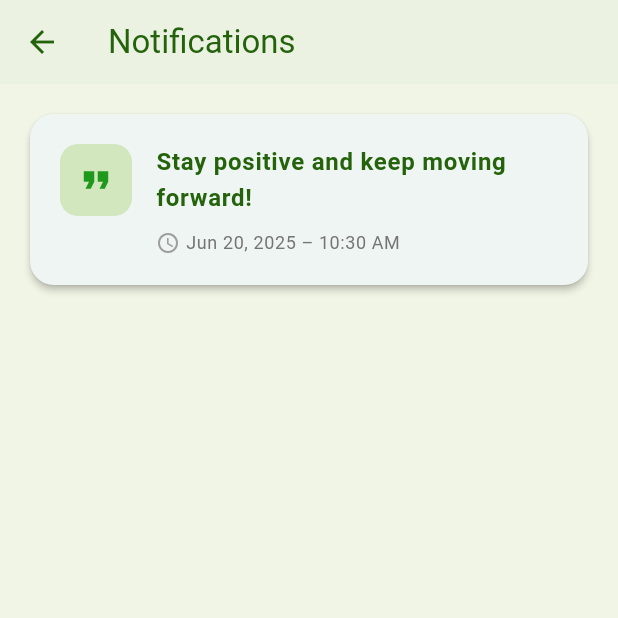
After one commit to lewshubei/mobileApplication, a Flutter app: the screen it shows once a user with an empty profile is signed in, after a tap on the "notifications" icon, on a phone screen of 412 x 824 dp, the top half of it. The commit adds this screen. Run offline on Flutter 3.47's test engine with Material 3 defaults, Android fonts, the phone set to English and light mode, and no system bars; our stand-ins replace cloud_firestore, file_picker, firebase_auth, firebase_core, fl_chart, flutter_dotenv and 8 more; accounts and stored records are empty; network calls fail; Roboto replaces fonts that are missing (Poppins).

Commit message:
motivational quotes with api and notification page

```diff
--- /dev/null
+++ b/lib/pages/notification_page.dart
@@ -0,0 +1,158 @@
+import 'package:flutter/material.dart';
+import 'package:sentimo/services/notification_service.dart';
+import 'package:intl/intl.dart';
+
+class NotificationPage extends StatefulWidget {
+  const NotificationPage({Key? key}) : super(key: key);
+
+  @override
+  State<NotificationPage> createState() => _NotificationPageState();
+}
+
+class _NotificationPageState extends State<NotificationPage> {
+  List<AppNotification> _notifications = [];
+  bool _loading = true;
+
+  @override
+  void initState() {
+    super.initState();
+    _loadNotifications();
+    NotificationService().markAllAsSeen();
+  }
+
+  Future<void> _loadNotifications() async {
+    final notifs = await NotificationService().getNotifications();
+    setState(() {
+      _notifications = notifs;
+      _loading = false;
+    });
+  }
+
+  @override
+  Widget build(BuildContext context) {
+    final theme = Theme.of(context);
+    return Scaffold(
+      appBar: AppBar(
+        title: const Text('Notifications'),
+        backgroundColor: const Color.fromARGB(255, 241, 245, 229),
+        foregroundColor: const Color.fromARGB(255, 36, 99, 12),
+        elevation: 0.5,
+      ),
+      backgroundColor: const Color.fromARGB(255, 241, 245, 229),
+      body:
+          _loading
+              ? const Center(child: CircularProgressIndicator())
+              : _notifications.isEmpty
+              ? _buildEmptyState(theme)
+              : ListView.separated(
+                padding: const EdgeInsets.all(16),
+                itemCount: _notifications.length,
+                separatorBuilder: (_, __) => const SizedBox(height: 12),
+                itemBuilder: (context, index) {
+                  final notif = _notifications[index];
+                  return Card(
+                    elevation: 2,
+                    shape: RoundedRectangleBorder(
+                      borderRadius: BorderRadius.circular(16),
+                    ),
+                    child: Padding(
+                      padding: const EdgeInsets.all(20.0),
+                      child: Row(
+                        crossAxisAlignment: CrossAxisAlignment.start,
+                        children: [
+                          Container(
+                            padding: const EdgeInsets.all(10),
+                            decoration: BoxDecoration(
+                              color: const Color.fromARGB(255, 211, 231, 190),
+                              borderRadius: BorderRadius.circular(12),
+                            ),
+                            child: const Icon(
+                              Icons.format_quote,
+                              color: Color.fromARGB(255, 31, 153, 27),
+                              size: 28,
+                            ),
+                          ),
+                          const SizedBox(width: 16),
+                          Expanded(
+                            child: Column(
+                              crossAxisAlignment: CrossAxisAlignment.start,
+                              children: [
+                                Text(
+                                  notif.quote,
+                                  style: theme.textTheme.bodyLarge?.copyWith(
+                                    fontWeight: FontWeight.w600,
+                                    color: const Color.fromARGB(
+                                      255,
+                                      36,
+                                      99,
+                                      12,
+                                    ),
+                                  ),
+                                ),
+                                const SizedBox(height: 10),
+                                Row(
+                                  children: [
+                                    Icon(
+                                      Icons.access_time,
+                                      size: 16,
+                                      color: Colors.grey.shade500,
+                                    ),
+                                    const SizedBox(width: 4),
+                                    Text(
+                                      DateFormat(
+                                        'MMM dd, yyyy – hh:mm a',
+                                      ).format(notif.dateTime),
+                                      style: theme.textTheme.bodySmall
+                                          ?.copyWith(
+                                            color: Colors.grey.shade600,
+                                          ),
+                                    ),
+                                  ],
+                                ),
+                              ],
+                            ),
+                          ),
+                        ],
+                      ),
+                    ),
+                  );
+                },
+              ),
+    );
+  }
+
+  Widget _buildEmptyState(ThemeData theme) {
+    return Center(
+      child: Padding(
+        padding: const EdgeInsets.symmetric(horizontal: 32.0),
+        child: Column(
+          mainAxisAlignment: MainAxisAlignment.center,
+          children: [
+            Icon(
+              Icons.notifications_off,
+              size: 64,
+              color: Colors.purple.shade100,
+            ),
+            const SizedBox(height: 24),
+            Text(
+              'No notifications yet',
+              style: theme.textTheme.titleLarge?.copyWith(
+                color: Colors.purple.shade900,
+                fontWeight: FontWeight.bold,
+              ),
+              textAlign: TextAlign.center,
+            ),
+            const SizedBox(height: 12),
+            Text(
+              'You will receive a motivational quote here every morning at 8 AM. Stay inspired!',
+              style: theme.textTheme.bodyMedium?.copyWith(
+                color: Colors.purple.shade700,
+              ),
+              textAlign: TextAlign.center,
+            ),
+          ],
+        ),
+      ),
+    );
+  }
+}
--- a/lib/screens/home_screen.dart
+++ b/lib/screens/home_screen.dart
@@ -16,6 +16,8 @@ import 'package:sentimo/screens/login_screen.dart';
 import 'package:cloud_firestore/cloud_firestore.dart';
 import '../models/mood_entry.dart';
 import 'package:sentimo/components/student/student_forum_component.dart';
+import 'package:sentimo/services/notification_service.dart';
+import 'package:sentimo/pages/notification_page.dart';
 
 class HomeScreen extends StatefulWidget {
   const HomeScreen({super.key});
@@ -36,6 +38,9 @@ class _HomeScreenState extends State<HomeScreen> {
   bool _showPieChart = false;
   DateTime? _selectedStartDate;
   DateTime? _selectedEndDate;
+
+  String? _latestQuote;
+  bool _isFetchingQuote = false;
 
   // Mental Health Questions
   final List<Map<String, dynamic>> questions = [
@@ -81,6 +86,8 @@ class _HomeScreenState extends State<HomeScreen> {
     },
   ];
 
+  bool _hasUnseenNotifications = false;
+
   // Add these methods for Firebase operations
   Future<void> _loadMoodDataFromFirebase() async {
     final user = FirebaseAuth.instance.currentUser;
@@ -506,10 +513,29 @@ class _HomeScreenState extends State<HomeScreen> {
   @override
   void initState() {
     super.initState();
+    NotificationService().init();
+    NotificationService().scheduleDailyQuoteNotification();
+    _checkUnseenNotifications();
     // Add a small delay to ensure Firebase Auth is ready
     WidgetsBinding.instance.addPostFrameCallback((_) {
       _loadMoodDataFromFirebase();
     });
+  }
+
+  Future<void> _checkUnseenNotifications() async {
+    final hasUnseen = await NotificationService().hasUnseenNotifications();
+    if (mounted) {
+      setState(() {
+        _hasUnseenNotifications = hasUnseen;
+      });
+    }
+  }
+
+  void _openNotificationPage() async {
+    await Navigator.of(context).push(
+      MaterialPageRoute(builder: (context) => const NotificationPage()),
+    );
+    _checkUnseenNotifications();
   }
 
   @override
@@ -736,6 +762,33 @@ class _HomeScreenState extends State<HomeScreen> {
     return '${date.year}-${date.month}-${date.day}';
   }
 
+  Future<void> _showQuoteDialog() async {
+    setState(() {
+      _isFetchingQuote = true;
+    });
+    final quote = await NotificationService().fetchRandomQuote();
+    setState(() {
+      _latestQuote = quote;
+      _isFetchingQuote = false;
+    });
+    if (!mounted) return;
+    showDialog(
+      context: context,
+      builder: (context) => AlertDialog(
+        title: const Text('Motivational Quote'),
+        content: _isFetchingQuote
+            ? const SizedBox(height: 60, child: Center(child: CircularProgressIndicator()))
+            : Text(_latestQuote ?? 'No quote available.'),
+        actions: [
+          TextButton(
+            onPressed: () => Navigator.of(context).pop(),
+            child: const Text('Close'),
+          ),
+        ],
+      ),
+    );
+  }
+
   @override
   Widget build(BuildContext context) {
     return Scaffold(
@@ -757,7 +810,30 @@ class _HomeScreenState extends State<HomeScreen> {
         backgroundColor: Colors.transparent,
         foregroundColor: Colors.black87,
         actions: [
-          // Add user profile icon in the app bar
+          // Notification bell icon with badge
+          Stack(
+            children: [
+              IconButton(
+                icon: const Icon(Icons.notifications),
+                tooltip: 'Notifications',
+                onPressed: _openNotificationPage,
+              ),
+              if (_hasUnseenNotifications)
+                Positioned(
+                  right: 12,
+                  top: 12,
+                  child: Container(
+                    width: 10,
+                    height: 10,
+                    decoration: BoxDecoration(
+                      color: Colors.red,
+                      shape: BoxShape.circle,
+                    ),
+                  ),
+                ),
+            ],
+          ),
+          // User profile icon in the app bar
           IconButton(
             icon: const Icon(Icons.account_circle),
             onPressed: () => _showProfileOptions(context),
--- /dev/null
+++ b/lib/services/notification_service.dart
@@ -0,0 +1,121 @@
+import 'dart:convert';
+import 'package:flutter_local_notifications/flutter_local_notifications.dart';
+import 'package:http/http.dart' as http;
+import 'package:timezone/timezone.dart' as tz;
+import 'package:timezone/data/latest.dart' as tz;
+import 'package:shared_preferences/shared_preferences.dart';
+
+class AppNotification {
+  final String quote;
+  final DateTime dateTime;
+  final bool seen;
+
+  AppNotification({required this.quote, required this.dateTime, this.seen = false});
+
+  Map<String, dynamic> toJson() => {
+    'quote': quote,
+    'dateTime': dateTime.toIso8601String(),
+    'seen': seen,
+  };
+
+  static AppNotification fromJson(Map<String, dynamic> json) => AppNotification(
+    quote: json['quote'],
+    dateTime: DateTime.parse(json['dateTime']),
+    seen: json['seen'] ?? false,
+  );
+}
+
+class NotificationService {
+  static final NotificationService _instance = NotificationService._internal();
+  factory NotificationService() => _instance;
+  NotificationService._internal();
+
+  final FlutterLocalNotificationsPlugin flutterLocalNotificationsPlugin = FlutterLocalNotificationsPlugin();
+
+  Future<void> init() async {
+    tz.initializeTimeZones();
+    const AndroidInitializationSettings initializationSettingsAndroid =
+        AndroidInitializationSettings('@mipmap/ic_launcher');
+    const InitializationSettings initializationSettings = InitializationSettings(
+      android: initializationSettingsAndroid,
+    );
+    await flutterLocalNotificationsPlugin.initialize(initializationSettings);
+  }
+
+  Future<void> scheduleDailyQuoteNotification() async {
+    final quote = await fetchRandomQuote();
+    await _saveNotification(quote, DateTime.now());
+    await flutterLocalNotificationsPlugin.zonedSchedule(
+      0,
+      'Daily Motivation',
+      quote,
+      _nextInstanceOf8AM(),
+      const NotificationDetails(
+        android: AndroidNotificationDetails(
+          'daily_quote_channel',
+          'Daily Quotes',
+          channelDescription: 'Daily motivational quotes at 8 AM',
+          importance: Importance.max,
+          priority: Priority.high,
+        ),
+      ),
+      androidAllowWhileIdle: true,
+      uiLocalNotificationDateInterpretation:
+          UILocalNotificationDateInterpretation.absoluteTime,
+      matchDateTimeComponents: DateTimeComponents.time,
+    );
+  }
+
+  tz.TZDateTime _nextInstanceOf8AM() {
+    final tz.TZDateTime now = tz.TZDateTime.now(tz.local);
+    tz.TZDateTime scheduledDate = tz.TZDateTime(tz.local, now.year, now.month, now.day, 8);
+    if (scheduledDate.isBefore(now)) {
+      scheduledDate = scheduledDate.add(const Duration(days: 1));
+    }
+    return scheduledDate;
+  }
+
+  Future<String> fetchRandomQuote() async {
+    try {
+      final response = await http.get(Uri.parse('https://zenquotes.io/api/random'));
+      if (response.statusCode == 200) {
+        final List<dynamic> data = jsonDecode(response.body);
+        return data[0]['q'] + ' — ' + data[0]['a'];
+      } else {
+        return 'Stay positive and keep moving forward!';
+      }
+    } catch (e) {
+      return 'Stay positive and keep moving forward!';
+    }
+  }
+
+  // --- Local Notification Storage ---
+  static const String _notifKey = 'app_notifications';
+
+  Future<List<AppNotification>> getNotifications() async {
+    final prefs = await SharedPreferences.getInstance();
+    final jsonList = prefs.getStringList(_notifKey) ?? [];
+    return jsonList.map((e) => AppNotification.fromJson(jsonDecode(e))).toList();
+  }
+
+  Future<void> _saveNotification(String quote, DateTime dateTime) async {
+    final prefs = await SharedPreferences.getInstance();
+    final notifications = await getNotifications();
+    notifications.insert(0, AppNotification(quote: quote, dateTime: dateTime, seen: false));
+    final jsonList = notifications.map((n) => jsonEncode(n.toJson())).toList();
+    await prefs.setStringList(_notifKey, jsonList);
+  }
+
+  Future<void> markAllAsSeen() async {
+    final prefs = await SharedPreferences.getInstance();
+    final notifications = await getNotifications();
+    final updated = notifications.map((n) => AppNotification(quote: n.quote, dateTime: n.dateTime, seen: true)).toList();
+    final jsonList = updated.map((n) => jsonEncode(n.toJson())).toList();
+    await prefs.setStringList(_notifKey, jsonList);
+  }
+
+  Future<bool> hasUnseenNotifications() async {
+    final notifications = await getNotifications();
+    return notifications.any((n) => !n.seen);
+  }
+}
--- a/pubspec.yaml
+++ b/pubspec.yaml
@@ -51,6 +51,9 @@ dependencies:
   pdf: ^3.11.3
   printing: ^5.14.2
   share_plus: ^11.0.0
+  flutter_local_notifications: ^17.1.0
+  timezone: ^0.9.2
+  shared_preferences: ^2.2.2
 
 dev_dependencies:
   flutter_test:
```
Also changed, not shown: pubspec.lock, 2 other files.
